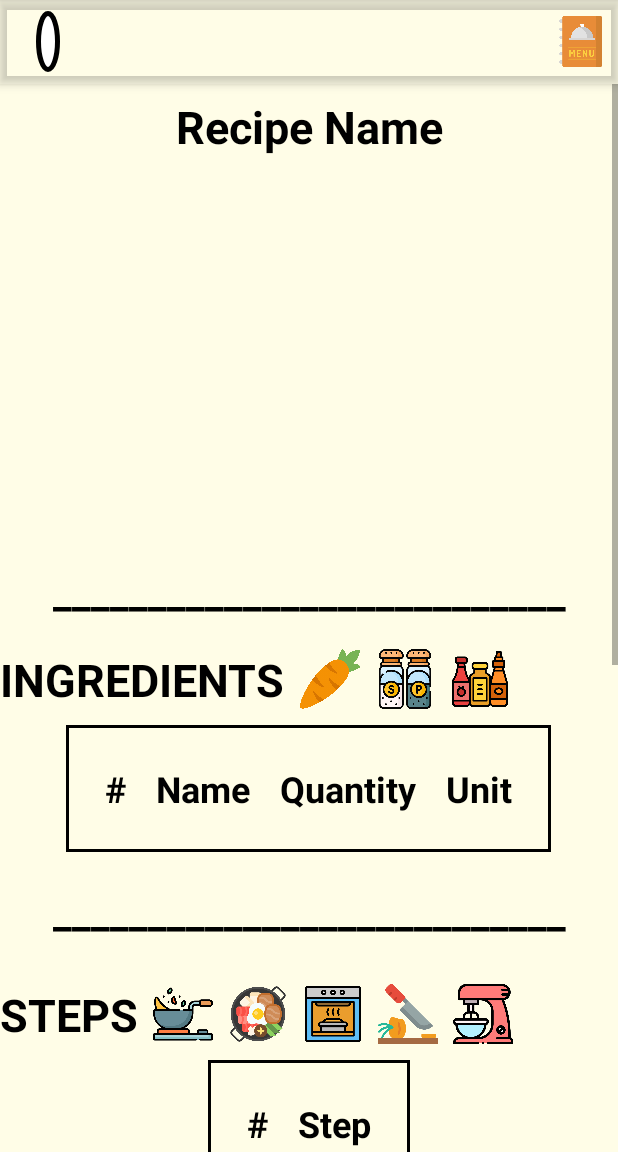
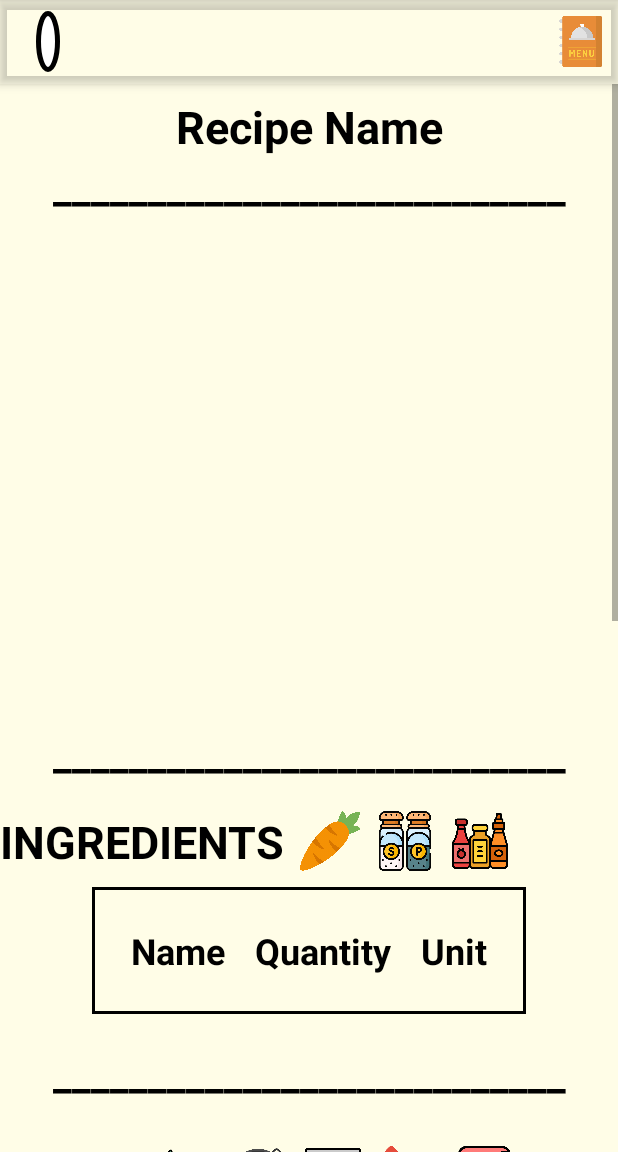
Before and after one commit to SaarGamzo/CookShare, an Android app: the RecipePageActivity screen opened directly, with no data from a screen before it, on a phone screen of 412 x 824 dp, the part 84-1236 px from its top. Run offline under Robolectric (Android 15) with nearby library versions, the phone set to English and light mode, and no system bars; our stand-ins replace Firebase (no records; nobody signed in at launch, a user with empty details on screens opened directly); pictures from the network do not load.

Commit message:
Fix bugs and design issues

```diff
--- a/app/src/main/java/com/example/finalproject/UI/UpdateRecipeActivity.java
+++ b/app/src/main/java/com/example/finalproject/UI/UpdateRecipeActivity.java
@@ -184,7 +184,7 @@ public class UpdateRecipeActivity extends AppCompatActivity {
 
                     for (HashMap<String, Object> ingredientMap : ingredientsList) {
                         String name = (String) ingredientMap.get("name");
-                        int quantity = ((Long) ingredientMap.get("quantity")).intValue();
+                        String quantity = (String) ingredientMap.get("quantity").toString();
                         String unit = (String) ingredientMap.get("unit");
                         addIngredientField(name, String.valueOf(quantity), unit);
                     }
--- a/app/src/main/res/layout/recipe_page_activity.xml
+++ b/app/src/main/res/layout/recipe_page_activity.xml
@@ -68,6 +68,7 @@
                 android:layout_height="50dp"
                 android:visibility="invisible"
                 android:layout_marginStart="16dp"
+                android:layout_below="@id/zeroLine"
                 android:src="@drawable/edit"
                 />
 
@@ -78,9 +79,8 @@
                 android:src="@drawable/remove"
                 android:layout_alignParentEnd="true"
                 android:layout_alignParentRight="true"
-                android:layout_marginEnd="8dp"
-                android:layout_marginRight="8dp"
-                android:layout_marginTop="8dp"
+                android:layout_below="@id/zeroLine"
+                android:layout_marginEnd="16dp"
                 android:visibility="invisible"
                 />
             <TextView
@@ -94,12 +94,24 @@
                 android:textSize="30sp"
                 android:textStyle="bold" />
 
+            <TextView
+                android:id="@+id/zeroLine"
+                android:layout_width="match_parent"
+                android:layout_height="match_parent"
+                android:layout_below="@id/recipeHeadline"
+                android:gravity="center"
+                android:text="___________________________"
+                android:textColor="@android:color/black"
+                android:textSize="28sp"
+                android:textStyle="bold"/>
+
             <!-- recipe image -->
             <ImageView
                 android:id="@+id/recipeImage"
                 android:layout_width="350dp"
                 android:layout_height="250dp"
-                android:layout_below="@id/recipeHeadline"
+                android:layout_below="@id/removeRecipeIcon"
+                android:layout_marginTop="20dp"
                 android:layout_centerHorizontal="true"/>
 
             <TextView
@@ -180,16 +192,9 @@
                         <TextView
                             android:layout_width="wrap_content"
                             android:layout_height="wrap_content"
-                            android:text="#"
-                            android:textColor="@color/black"
-                            android:textSize="24sp"
-                            android:padding="10dp"
-                            android:textStyle="bold" />
-
-                        <TextView
-                            android:layout_width="wrap_content"
-                            android:layout_height="wrap_content"
                             android:text="Name"
+                            android:ellipsize="end"
+                            android:singleLine="true"
                             android:textColor="@color/black"
                             android:textSize="24sp"
                             android:padding="10dp"
@@ -205,7 +210,7 @@
                             android:textStyle="bold" />
 
                         <TextView
-                            android:layout_width="wrap_content"
+                            android:layout_width="match_parent"
                             android:layout_height="wrap_content"
                             android:text="Unit"
                             android:textColor="@color/black"
@@ -319,6 +324,7 @@
                         <TextView
                             android:layout_width="wrap_content"
                             android:layout_height="wrap_content"
+                            android:layout_weight="1"
                             android:text="#"
                             android:textColor="@color/black"
                             android:textSize="24sp"
@@ -326,8 +332,9 @@
                             android:textStyle="bold" />
 
                         <TextView
-                            android:layout_width="wrap_content"
+                            android:layout_width="match_parent"
                             android:layout_height="wrap_content"
+                            android:layout_weight="3"
                             android:text="Step"
                             android:textColor="@color/black"
                             android:textSize="24sp"
```
Also changed, not shown: app/src/main/java/com/example/finalproject/UI/RecipePageActivity.java (+34 -12 lines), app/src/main/java/com/example/finalproject/UI/UploadRecipe.java (+18 -8 lines).
